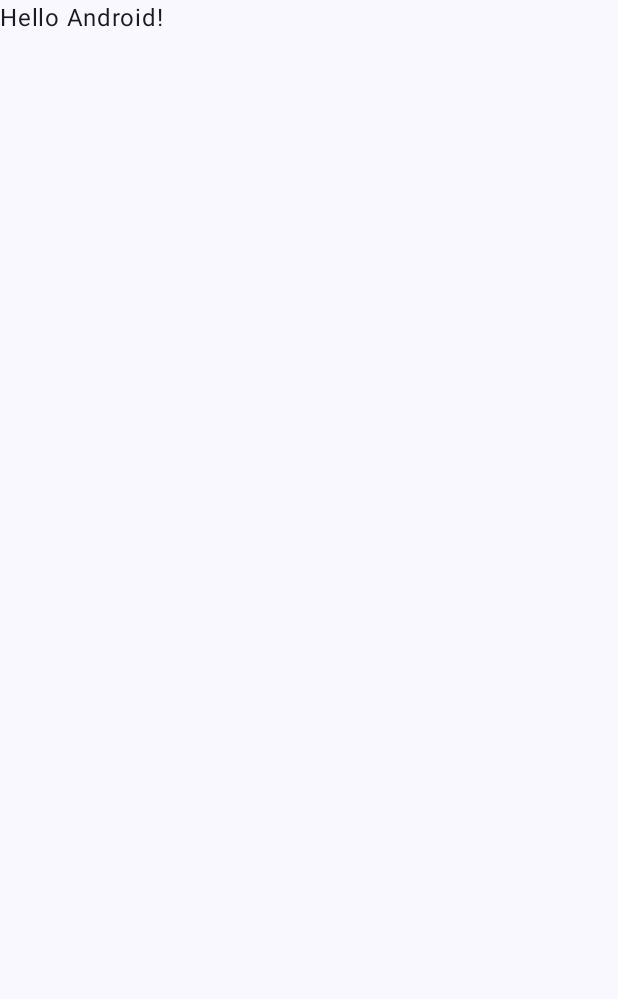
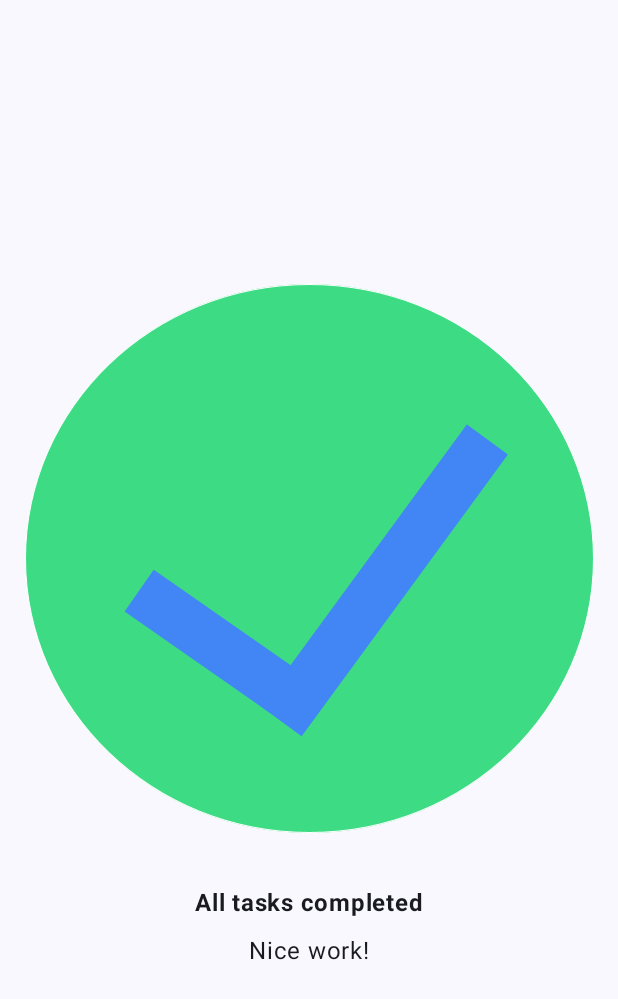
Before and after one commit to magilssa/AdminTareas_INFOMOVIL, an Android app built with Jetpack Compose: the screen it shows after launch (MainActivity), on a phone screen of 412 x 824 dp. Before the commit the part shown is almost empty. Shown: the top 999 px of the screen. Run offline under Robolectric (Android 15) with nearby library versions, the phone set to English and light mode, and no system bars.

Commit message:
Final Commit

```diff
--- a/app/src/main/java/com/example/admintareas_infomovil/MainActivity.kt
+++ b/app/src/main/java/com/example/admintareas_infomovil/MainActivity.kt
@@ -3,13 +3,25 @@
 import android.os.Bundle
 import androidx.activity.ComponentActivity
 import androidx.activity.compose.setContent
+import androidx.compose.foundation.Image
+import androidx.compose.foundation.layout.Arrangement
+import androidx.compose.foundation.layout.Column
+import androidx.compose.foundation.layout.fillMaxHeight
 import androidx.compose.foundation.layout.fillMaxSize
+import androidx.compose.foundation.layout.fillMaxWidth
+import androidx.compose.foundation.layout.padding
 import androidx.compose.material3.MaterialTheme
 import androidx.compose.material3.Surface
 import androidx.compose.material3.Text
 import androidx.compose.runtime.Composable
+import androidx.compose.ui.Alignment
 import androidx.compose.ui.Modifier
+import androidx.compose.ui.res.painterResource
+import androidx.compose.ui.res.stringResource
+import androidx.compose.ui.text.font.FontWeight
 import androidx.compose.ui.tooling.preview.Preview
+import androidx.compose.ui.unit.dp
+import androidx.compose.ui.unit.sp
 import com.example.admintareas_infomovil.ui.theme.AdminTareas_INFOMOVILTheme
 
 class MainActivity : ComponentActivity() {
@@ -22,7 +34,7 @@
                     modifier = Modifier.fillMaxSize(),
                     color = MaterialTheme.colorScheme.background
                 ) {
-                    Greeting("Android")
+                    Tarea()
                 }
             }
         }
@@ -30,17 +42,34 @@
 }
 
 @Composable
-fun Greeting(name: String, modifier: Modifier = Modifier) {
-    Text(
-        text = "Hello $name!",
-        modifier = modifier
-    )
+fun Tarea(){
+    Column(
+        modifier = Modifier
+            .fillMaxWidth()
+            .fillMaxHeight(),
+        verticalArrangement = Arrangement.Center,
+        horizontalAlignment = Alignment.CenterHorizontally
+    ){
+        val image = painterResource(R.drawable.ic_task_completed)
+        Image(
+            painter = image,
+            contentDescription = null)
+        Text(
+            text = stringResource(R.string.mensaje1),
+            modifier = Modifier.padding(top = 24.dp, bottom = 8.dp),
+            fontWeight = FontWeight.Bold
+        )
+        Text(
+            text = stringResource(R.string.mensaje2),
+            fontSize = 16.sp
+        )
+    }
 }
 
 @Preview(showBackground = true)
 @Composable
-fun GreetingPreview() {
+fun TareaPreview() {
     AdminTareas_INFOMOVILTheme {
-        Greeting("Android")
+        Tarea()
     }
 }
--- a/app/src/main/res/values/strings.xml
+++ b/app/src/main/res/values/strings.xml
@@ -1,3 +1,5 @@
 <resources>
     <string name="app_name">AdminTareas_INFOMOVIL</string>
+    <string name="mensaje1">All tasks completed</string>
+    <string name="mensaje2">Nice work!</string>
 </resources>
```
Also changed, not shown: app/src/main/res/drawable-nodpi/ic_task_completed.png (added).
